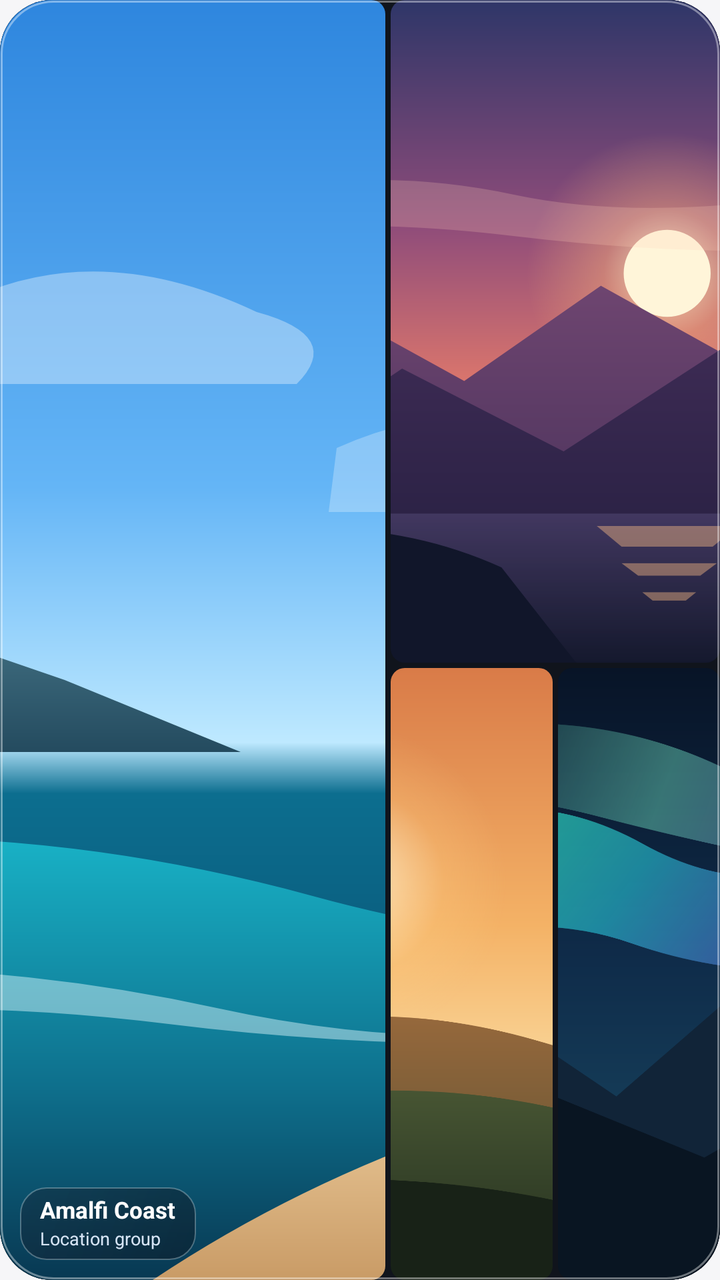
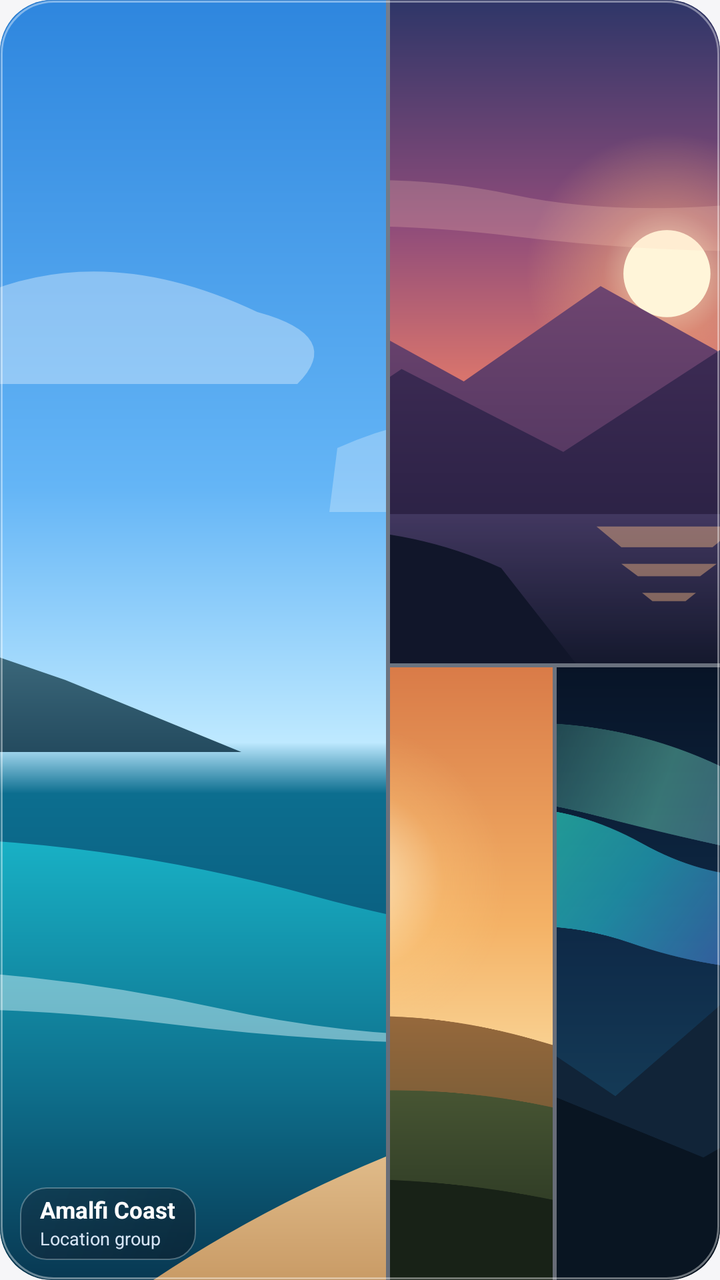

Compare the two renders of this Android layout. The source of the first and the diff that turns it into the second are given below.
<!-- AndroidManifest.xml: application theme Theme.LuminaGallery -->
<!-- res/layout/widget_preview_smart_collage.xml -->
<?xml version="1.0" encoding="utf-8"?>
<FrameLayout xmlns:android="http://schemas.android.com/apk/res/android"
    android:layout_width="match_parent"
    android:layout_height="match_parent"
    android:background="@drawable/widget_bg_rounded"
    android:clipToOutline="true"
    android:foreground="@drawable/widget_glass_edge">

    <LinearLayout
        android:layout_width="match_parent"
        android:layout_height="match_parent"
        android:background="#10141C"
        android:orientation="horizontal">

        <FrameLayout
            android:layout_width="0dp"
            android:layout_height="match_parent"
            android:layout_marginEnd="2.5dp"
            android:layout_weight="54"
            android:background="@drawable/widget_tile_clip_bg"
            android:clipToOutline="true">

            <ImageView
                android:layout_width="match_parent"
                android:layout_height="match_parent"
                android:contentDescription="@string/widget_photo_collage"
                android:scaleType="centerCrop"
                android:src="@drawable/widget_art_ocean_waves" />
        </FrameLayout>

        <LinearLayout
            android:layout_width="0dp"
            android:layout_height="match_parent"
            android:layout_weight="46"
            android:orientation="vertical">

            <FrameLayout
                android:layout_width="match_parent"
                android:layout_height="0dp"
                android:layout_marginBottom="2.5dp"
                android:layout_weight="52"
                android:background="@drawable/widget_tile_clip_bg"
                android:clipToOutline="true">

                <ImageView
                    android:layout_width="match_parent"
                    android:layout_height="match_parent"
                    android:contentDescription="@string/widget_photo_collage"
                    android:scaleType="centerCrop"
                    android:src="@drawable/widget_art_sunset_peaks" />
            </FrameLayout>

            <LinearLayout
                android:layout_width="match_parent"
                android:layout_height="0dp"
                android:layout_weight="48"
                android:orientation="horizontal">

                <FrameLayout
                    android:layout_width="0dp"
                    android:layout_height="match_parent"
                    android:layout_marginEnd="2.5dp"
                    android:layout_weight="1"
                    android:background="@drawable/widget_tile_clip_bg"
                    android:clipToOutline="true">

                    <ImageView
                        android:layout_width="match_parent"
                        android:layout_height="match_parent"
                        android:contentDescription="@string/widget_photo_collage"
                        android:scaleType="centerCrop"
                        android:src="@drawable/widget_art_golden_meadow" />
                </FrameLayout>

                <FrameLayout
                    android:layout_width="0dp"
                    android:layout_height="match_parent"
                    android:layout_weight="1"
                    android:background="@drawable/widget_tile_clip_bg"
                    android:clipToOutline="true">

                    <ImageView
                        android:layout_width="match_parent"
                        android:layout_height="match_parent"
                        android:contentDescription="@string/widget_photo_collage"
                        android:scaleType="centerCrop"
                        android:src="@drawable/widget_art_aurora_pine" />
                </FrameLayout>
            </LinearLayout>
        </LinearLayout>
    </LinearLayout>

    <LinearLayout
        android:layout_width="wrap_content"
        android:layout_height="wrap_content"
        android:layout_gravity="bottom|start"
        android:layout_margin="10dp"
        android:background="@drawable/widget_glass_pill"
        android:orientation="vertical"
        android:paddingHorizontal="10dp"
        android:paddingVertical="5dp">

        <TextView
            android:layout_width="wrap_content"
            android:layout_height="wrap_content"
            android:includeFontPadding="false"
            android:maxLines="1"
            android:text="@string/widget_preview_collage_title"
            android:textColor="#FFFFFF"
            android:textSize="11.5sp"
            android:textStyle="bold" />

        <TextView
            android:layout_width="wrap_content"
            android:layout_height="wrap_content"
            android:layout_marginTop="2dp"
            android:includeFontPadding="false"
            android:maxLines="1"
            android:text="@string/widget_preview_collage_sub"
            android:textColor="#D6E4F5"
            android:textSize="9sp" />
    </LinearLayout>

</FrameLayout>
<!-- resources referenced by this layout -->
<resources>
  <!-- drawable widget_art_aurora_pine: vector/xml drawable (drawable, 2723 chars, omitted) -->
  <!-- drawable widget_art_golden_meadow: vector/xml drawable (drawable, 2684 chars, omitted) -->
  <!-- drawable widget_art_ocean_waves: vector/xml drawable (drawable, 3062 chars, omitted) -->
  <!-- drawable widget_art_sunset_peaks: vector/xml drawable (drawable, 3773 chars, omitted) -->
  <!-- drawable widget_bg_rounded (drawable) -->
  <?xml version="1.0" encoding="utf-8"?>
  <shape xmlns:android="http://schemas.android.com/apk/res/android"
      android:shape="rectangle">
      <corners android:radius="@dimen/widget_corner_radius" />
      <gradient
          android:angle="315"
          android:startColor="#CC2B3C56"
          android:centerColor="#CC1A263A"
          android:endColor="#CC111929" />
  </shape>
  <!-- drawable widget_glass_edge (drawable) -->
  <?xml version="1.0" encoding="utf-8"?>
  <layer-list xmlns:android="http://schemas.android.com/apk/res/android">
      
      <item>
          <shape android:shape="rectangle">
              <corners android:radius="@dimen/widget_corner_radius" />
              <stroke
                  android:width="0.45dp"
                  android:color="#1A000000" />
          </shape>
      </item>
      
      <item
          android:bottom="0.45dp"
          android:left="0.45dp"
          android:right="0.45dp"
          android:top="0.45dp">
          <shape android:shape="rectangle">
              <corners android:radius="@dimen/widget_corner_radius" />
              <solid android:color="#00000000" />
              <stroke
                  android:width="1.15dp"
                  android:color="#66FFFFFF" />
          </shape>
      </item>
  </layer-list>
  <!-- drawable widget_glass_pill (drawable) -->
  <?xml version="1.0" encoding="utf-8"?>
  <shape xmlns:android="http://schemas.android.com/apk/res/android"
      android:shape="rectangle">
      <corners android:radius="13dp" />
      <gradient
          android:angle="315"
          android:startColor="#66162030"
          android:endColor="#780B101A" />
      <stroke
          android:width="0.75dp"
          android:color="#47FFFFFF" />
  </shape>
  <!-- drawable widget_tile_clip_bg (drawable) -->
  <?xml version="1.0" encoding="utf-8"?>
  <shape xmlns:android="http://schemas.android.com/apk/res/android"
      android:shape="rectangle">
      <corners android:radius="7dp" />
      <solid android:color="#10141C" />
  </shape>
  <string name="widget_photo_collage">Smart Collage</string>
  <string name="widget_preview_collage_sub">Location group</string>
  <string name="widget_preview_collage_title">Amalfi Coast</string>
  <style name="Theme.LuminaGallery" parent="android:Theme.Material.Light.NoActionBar">
          <item name="android:windowBackground">@color/launch_window_background</item>
          <item name="android:statusBarColor">@android:color/transparent</item>
          <item name="android:navigationBarColor">@android:color/transparent</item>
      </style>
  <dimen name="widget_corner_radius">26dp</dimen>
  <color name="launch_window_background">#FFF6F6F8</color>
</resources>

<!-- the commit's change to res/layout/widget_preview_smart_collage.xml (unified diff, before → after) -->
@@ -9,24 +9,17 @@
     <LinearLayout
         android:layout_width="match_parent"
         android:layout_height="match_parent"
-        android:background="#10141C"
+        android:background="#33FFFFFF"
         android:orientation="horizontal">
 
-        <FrameLayout
+        <ImageView
             android:layout_width="0dp"
             android:layout_height="match_parent"
-            android:layout_marginEnd="2.5dp"
+            android:layout_marginEnd="2dp"
             android:layout_weight="54"
-            android:background="@drawable/widget_tile_clip_bg"
-            android:clipToOutline="true">
-
-            <ImageView
-                android:layout_width="match_parent"
-                android:layout_height="match_parent"
-                android:contentDescription="@string/widget_photo_collage"
-                android:scaleType="centerCrop"
-                android:src="@drawable/widget_art_ocean_waves" />
-        </FrameLayout>
+            android:contentDescription="@string/widget_photo_collage"
+            android:scaleType="centerCrop"
+            android:src="@drawable/widget_art_ocean_waves" />
 
         <LinearLayout
             android:layout_width="0dp"
@@ -34,21 +27,14 @@
             android:layout_weight="46"
             android:orientation="vertical">
 
-            <FrameLayout
+            <ImageView
                 android:layout_width="match_parent"
                 android:layout_height="0dp"
-                android:layout_marginBottom="2.5dp"
+                android:layout_marginBottom="2dp"
                 android:layout_weight="52"
-                android:background="@drawable/widget_tile_clip_bg"
-                android:clipToOutline="true">
-
-                <ImageView
-                    android:layout_width="match_parent"
-                    android:layout_height="match_parent"
-                    android:contentDescription="@string/widget_photo_collage"
-                    android:scaleType="centerCrop"
-                    android:src="@drawable/widget_art_sunset_peaks" />
-            </FrameLayout>
+                android:contentDescription="@string/widget_photo_collage"
+                android:scaleType="centerCrop"
+                android:src="@drawable/widget_art_sunset_peaks" />
 
             <LinearLayout
                 android:layout_width="match_parent"
@@ -56,36 +42,22 @@
                 android:layout_weight="48"
                 android:orientation="horizontal">
 
-                <FrameLayout
+                <ImageView
                     android:layout_width="0dp"
                     android:layout_height="match_parent"
-                    android:layout_marginEnd="2.5dp"
+                    android:layout_marginEnd="2dp"
                     android:layout_weight="1"
-                    android:background="@drawable/widget_tile_clip_bg"
-                    android:clipToOutline="true">
+                    android:contentDescription="@string/widget_photo_collage"
+                    android:scaleType="centerCrop"
+                    android:src="@drawable/widget_art_golden_meadow" />
 
-                    <ImageView
-                        android:layout_width="match_parent"
-                        android:layout_height="match_parent"
-                        android:contentDescription="@string/widget_photo_collage"
-                        android:scaleType="centerCrop"
-                        android:src="@drawable/widget_art_golden_meadow" />
-                </FrameLayout>
-
-                <FrameLayout
+                <ImageView
                     android:layout_width="0dp"
                     android:layout_height="match_parent"
                     android:layout_weight="1"
-                    android:background="@drawable/widget_tile_clip_bg"
-                    android:clipToOutline="true">
-
-                    <ImageView
-                        android:layout_width="match_parent"
-                        android:layout_height="match_parent"
-                        android:contentDescription="@string/widget_photo_collage"
-                        android:scaleType="centerCrop"
-                        android:src="@drawable/widget_art_aurora_pine" />
-                </FrameLayout>
+                    android:contentDescription="@string/widget_photo_collage"
+                    android:scaleType="centerCrop"
+                    android:src="@drawable/widget_art_aurora_pine" />
             </LinearLayout>
         </LinearLayout>
     </LinearLayout>
<!-- resource entries referenced after the edit -->
@@ -55,13 +55,6 @@
           android:width="0.75dp"
           android:color="#47FFFFFF" />
   </shape>
-  <!-- drawable widget_tile_clip_bg (drawable) -->
-  <?xml version="1.0" encoding="utf-8"?>
-  <shape xmlns:android="http://schemas.android.com/apk/res/android"
-      android:shape="rectangle">
-      <corners android:radius="7dp" />
-      <solid android:color="#10141C" />
-  </shape>
   <string name="widget_photo_collage">Smart Collage</string>
   <string name="widget_preview_collage_sub">Location group</string>
   <string name="widget_preview_collage_title">Amalfi Coast</string>
